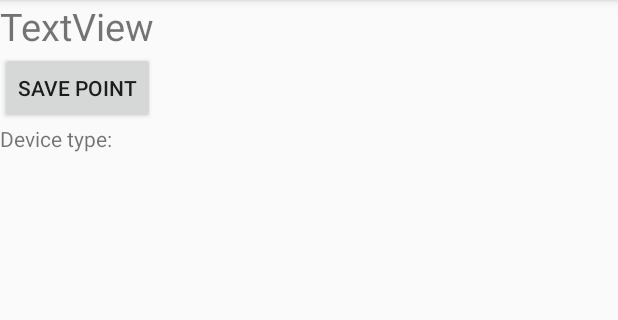
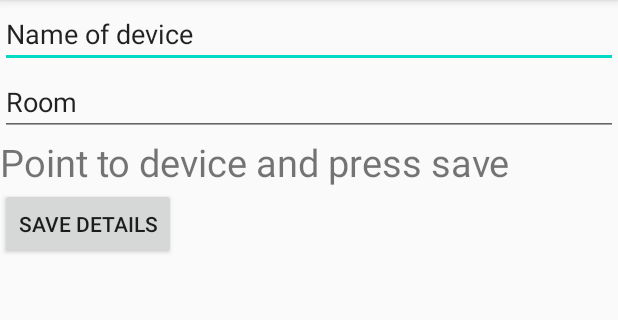
Before and after one commit to Nachodood/SmartRemote, an Android app: the AddDeviceActivity screen opened directly, with no data from a screen before it, on a phone screen of 412 x 824 dp, the part 84-404 px from its top. Run offline under Robolectric (Android 15) with nearby library versions, the phone set to English and light mode, and no system bars.

Commit message:
Add device activity layout, remove compass partial add of altitude/pressure

```diff
--- a/app/src/main/java/com/example/smartremote/AddDeviceActivity.java
+++ b/app/src/main/java/com/example/smartremote/AddDeviceActivity.java
@@ -17,12 +17,12 @@ public class AddDeviceActivity extends AppCompatActivity implements SensorEventL
     private static final String TAG = "Compass";
 
     private SensorManager m_sensorManager;
-    private Sensor m_sensor;
+    private Sensor m_compassSensor, m_altitudeSensor;
 
     float[] mValues;
     int m_CompassXValue;
 
-    TextView m_txtCompassValues;
+    //TextView m_txtCompassValues;
     Button m_saveCompassXValue;
 
 
@@ -31,14 +31,21 @@ public class AddDeviceActivity extends AppCompatActivity implements SensorEventL
         super.onCreate(savedInstanceState);
         setContentView(R.layout.activity_add_device);
 
-        m_txtCompassValues = findViewById(R.id.txt_compass_value);
+        //TODO:Implement sensors list, either here or at main, maybe both
+
+        //The user doesn't need to see the compass values
+        //m_txtCompassValues = findViewById(R.id.txt_compass_value);
 
         m_sensorManager = (SensorManager) getSystemService(Context.SENSOR_SERVICE);
-        m_sensor = m_sensorManager.getDefaultSensor(Sensor.TYPE_ORIENTATION);
+        m_compassSensor = m_sensorManager.getDefaultSensor(Sensor.TYPE_ORIENTATION);
 
-        m_sensorManager.registerListener(mListener, m_sensor, 100);
+        //TODO:Finish this
+        m_altitudeSensor = m_sensorManager.getDefaultSensor(Sensor.TYPE_PRESSURE);
 
-        m_saveCompassXValue = findViewById(R.id.btn_save_x_value);
+
+        m_sensorManager.registerListener(mListener, m_compassSensor, 100);
+
+        m_saveCompassXValue = findViewById(R.id.btn_save_device);
         m_saveCompassXValue.setOnClickListener(new View.OnClickListener() {
             @Override
             public void onClick(View v) {
@@ -55,7 +62,7 @@ public class AddDeviceActivity extends AppCompatActivity implements SensorEventL
 
             m_CompassXValue = (int) event.values[0];
 
-            m_txtCompassValues.setText("X axis: " +  m_CompassXValue/*+ ", " + event.values[1] + ", " + event.values[2]*/);
+            //m_txtCompassValues.setText("X axis: " +  m_CompassXValue/*+ ", " + event.values[1] + ", " + event.values[2]*/);
 
         }
 
--- a/app/src/main/res/layout/activity_add_device.xml
+++ b/app/src/main/res/layout/activity_add_device.xml
@@ -7,31 +7,39 @@
     android:orientation="vertical"
     tools:context=".AddDeviceActivity">
 
+    <EditText
+        android:id="@+id/editText_name"
+        android:layout_width="match_parent"
+        android:layout_height="wrap_content"
+        android:ems="10"
+        android:inputType="textPersonName"
+        android:text="Name of device" />
+
+    <EditText
+        android:id="@+id/editText_room"
+        android:layout_width="match_parent"
+        android:layout_height="wrap_content"
+        android:ems="10"
+        android:inputType="textPersonName"
+        android:text="Room" />
+
     <TextView
-        android:id="@+id/txt_compass_value"
+        android:id="@+id/txt_point_to"
         android:layout_width="wrap_content"
         android:layout_height="wrap_content"
-        android:text="TextView"
+        android:text="Point to device and press save"
         android:textSize="25sp" />
 
     <Button
-        android:id="@+id/btn_save_x_value"
+        android:id="@+id/btn_save_device"
         android:layout_width="wrap_content"
         android:layout_height="wrap_content"
-        android:text="Save point" />
+        android:text="Save details" />
 
     <LinearLayout
         android:layout_width="match_parent"
         android:layout_height="match_parent"
-        android:orientation="horizontal">
-
-        <TextView
-            android:id="@+id/txt_device_type"
-            android:layout_width="wrap_content"
-            android:layout_height="wrap_content"
-            android:layout_weight="1"
-            android:text="Device type:" />
-    </LinearLayout>
+        android:orientation="horizontal"/>
 
     <ScrollView
         android:id="@+id/scrl_device_list"
```
